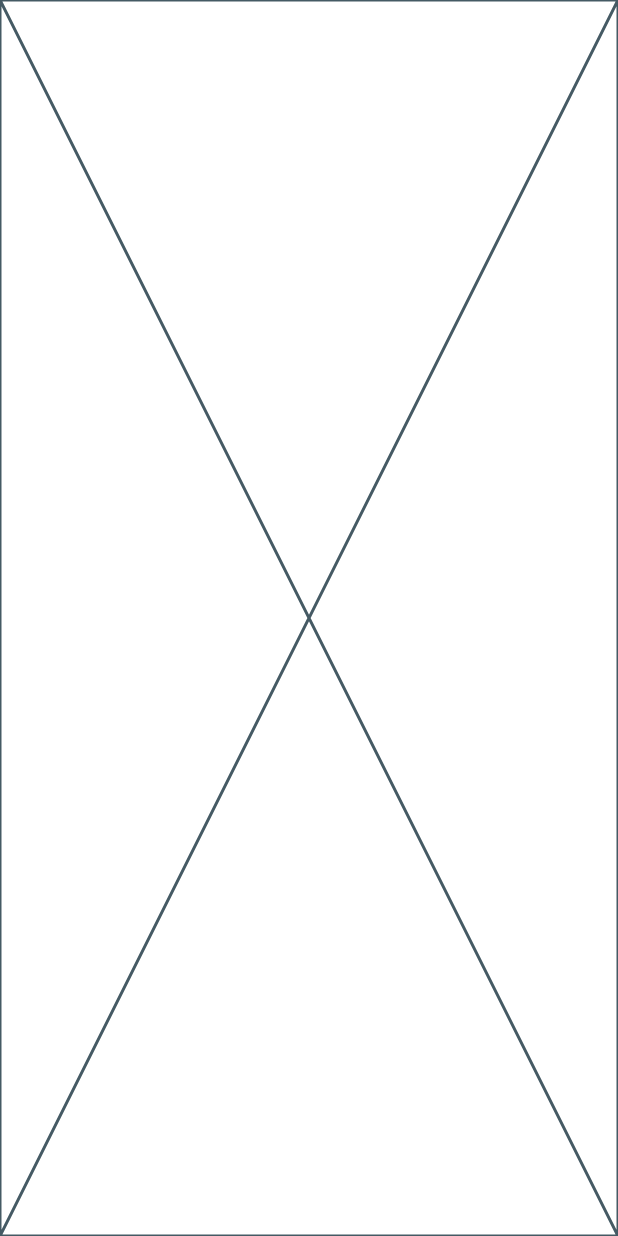
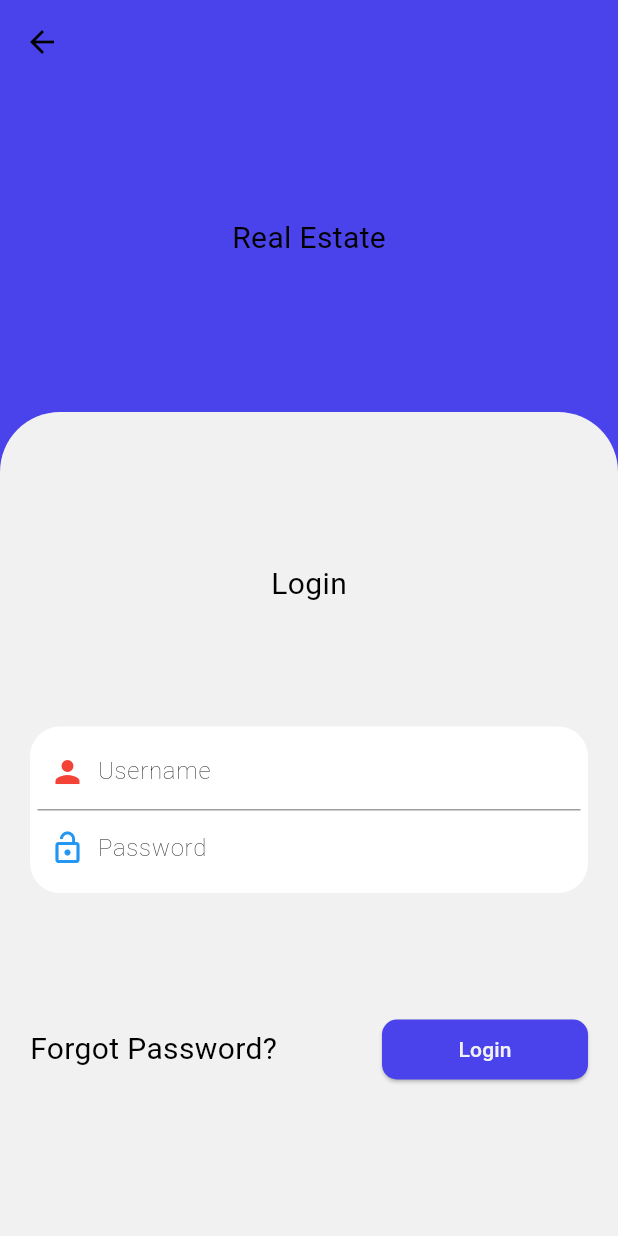
Before and after one commit to osamakhaliluni/realEstate, a Flutter app: the screen it shows after launch, after a tap on "Login", on a phone screen of 412 x 824 dp. Run offline on Flutter 3.47's test engine with Material 3 defaults, Android fonts, the phone set to English and light mode, and no system bars; our stand-ins replace animated_text_kit, bloc, dio, easy_localization, flutter_bloc, flutter_dotenv and 2 more; missing offline and left inert: tbib_splash_screen; network calls fail.

Commit message:
login screen

```diff
--- a/lib/screens/home_screen.dart
+++ b/lib/screens/home_screen.dart
@@ -1,5 +1,3 @@
-import 'dart:convert';
-
 import 'package:easy_localization/easy_localization.dart';
 import 'package:flutter/material.dart';
 import 'package:flutter_bloc/flutter_bloc.dart';
@@ -31,7 +29,6 @@ class _HomeScreenState extends State<HomeScreen> {
   }
 
   Future<void> _refreshProducts() async {
-    print("Refreshing");
     await ProductsCubit.get(context).getProducts();
   }
 
--- a/lib/screens/login_screen.dart
+++ b/lib/screens/login_screen.dart
@@ -1,10 +1,153 @@
 import 'package:flutter/material.dart';
+import 'package:frontend/core/style/colors.dart';
+import 'package:frontend/utils/size_config.dart';
 
 class LoginScreen extends StatelessWidget {
   const LoginScreen({super.key});
 
   @override
   Widget build(BuildContext context) {
-    return const Placeholder();
+    return GestureDetector(
+      onTap: () {
+        FocusScope.of(context).unfocus();
+      },
+      child: Scaffold(
+        backgroundColor: primaryColor,
+        appBar: AppBar(
+          backgroundColor: primaryColor,
+        ),
+        body: Stack(
+          children: [
+            Positioned(
+              top: 0,
+              right: 0,
+              left: 0,
+              child: SizedBox(
+                height: SizeConfig.screenHeight / 4,
+                child: const Center(
+                  child: Text("Real Estate"),
+                ),
+              ),
+            ),
+            Positioned(
+              bottom: 0,
+              right: 0,
+              left: 0,
+              child: Container(
+                constraints: BoxConstraints(
+                  minHeight: SizeConfig.screenHeight / 3 * 2,
+                ),
+                padding: const EdgeInsets.all(20),
+                decoration: BoxDecoration(
+                  color: lightColor,
+                  borderRadius: const BorderRadius.only(
+                    topLeft: Radius.circular(40),
+                    topRight: Radius.circular(40),
+                  ),
+                ),
+                child: Column(
+                  mainAxisAlignment: MainAxisAlignment.spaceEvenly,
+                  children: [
+                    const Text("Login"),
+                    Container(
+                      padding: const EdgeInsets.all(5),
+                      decoration: const BoxDecoration(
+                        borderRadius: BorderRadius.all(Radius.circular(20)),
+                        color: Colors.white,
+                      ),
+                      child: Column(
+                        children: [
+                          const SizedBox(
+                            height: 50,
+                            child: Row(
+                              children: [
+                                Padding(
+                                  padding: EdgeInsets.all(8.0),
+                                  child: Icon(
+                                    Icons.person,
+                                    color: Colors.red,
+                                  ),
+                                ),
+                                Expanded(
+                                  child: TextField(
+                                    decoration: InputDecoration(
+                                      border: InputBorder.none,
+                                      floatingLabelBehavior:
+                                          FloatingLabelBehavior.never,
+                                      labelText: "Username",
+                                      labelStyle: TextStyle(
+                                        color: Colors.black,
+                                        fontSize: 16,
+                                        fontWeight: FontWeight.w100,
+                                      ),
+                                    ),
+                                  ),
+                                ),
+                              ],
+                            ),
+                          ),
+                          Container(
+                            height: 1,
+                            decoration: const BoxDecoration(
+                              color: Colors.black38,
+                            ),
+                          ),
+                          const SizedBox(
+                            height: 50,
+                            child: Row(
+                              children: [
+                                Padding(
+                                  padding: EdgeInsets.all(8.0),
+                                  child: Icon(
+                                    Icons.lock_open,
+                                    color: Colors.blue,
+                                  ),
+                                ),
+                                Expanded(
+                                  child: TextField(
+                                    obscureText: true,
+                                    decoration: InputDecoration(
+                                      border: InputBorder.none,
+                                      floatingLabelBehavior:
+                                          FloatingLabelBehavior.never,
+                                      labelText: "Password",
+                                      labelStyle: TextStyle(
+                                        color: Colors.black,
+                                        fontSize: 16,
+                                        fontWeight: FontWeight.w100,
+                                      ),
+                                    ),
+                                  ),
+                                ),
+                              ],
+                            ),
+                          ),
+                        ],
+                      ),
+                    ),
+                    Row(
+                      mainAxisAlignment: MainAxisAlignment.spaceBetween,
+                      children: [
+                        GestureDetector(
+                          onTap: () {},
+                          child: const Text("Forgot Password?"),
+                        ),
+                        SizedBox(
+                          width: SizeConfig.screenWidth / 3,
+                          child: ElevatedButton(
+                            onPressed: () {},
+                            child: const Text("Login"),
+                          ),
+                        )
+                      ],
+                    )
+                  ],
+                ),
+              ),
+            ),
+          ],
+        ),
+      ),
+    );
   }
 }
```
